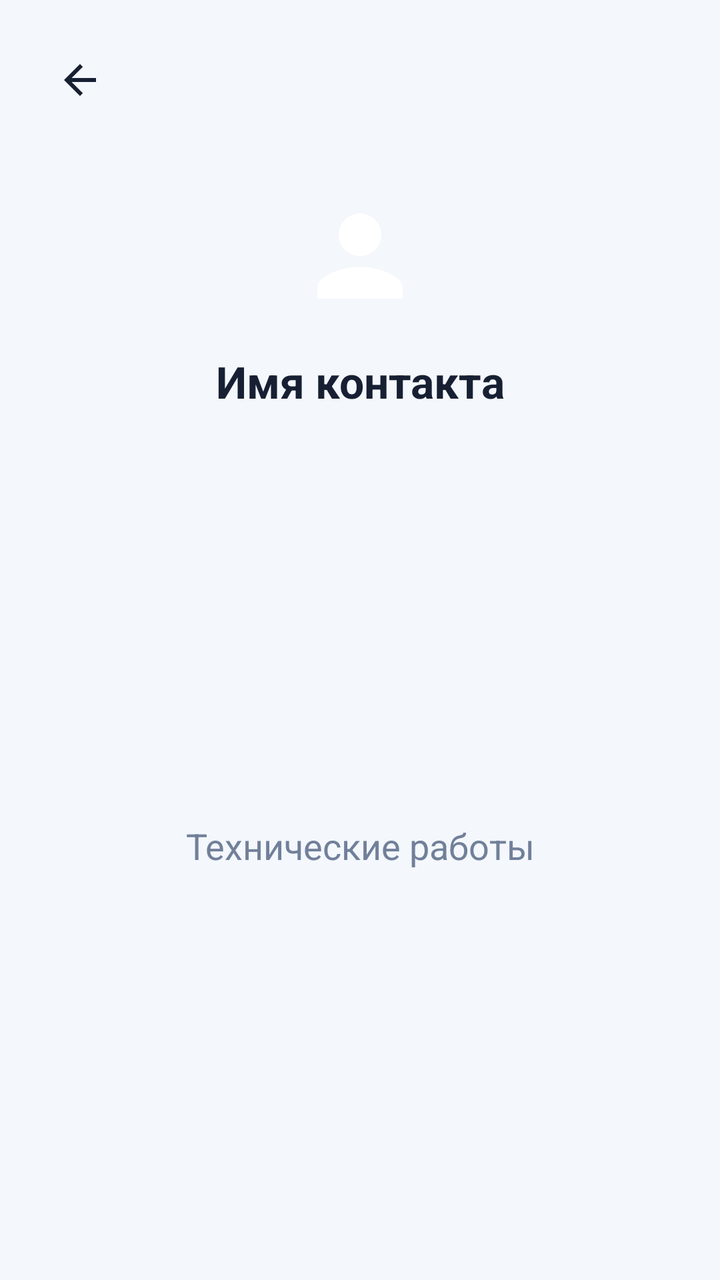
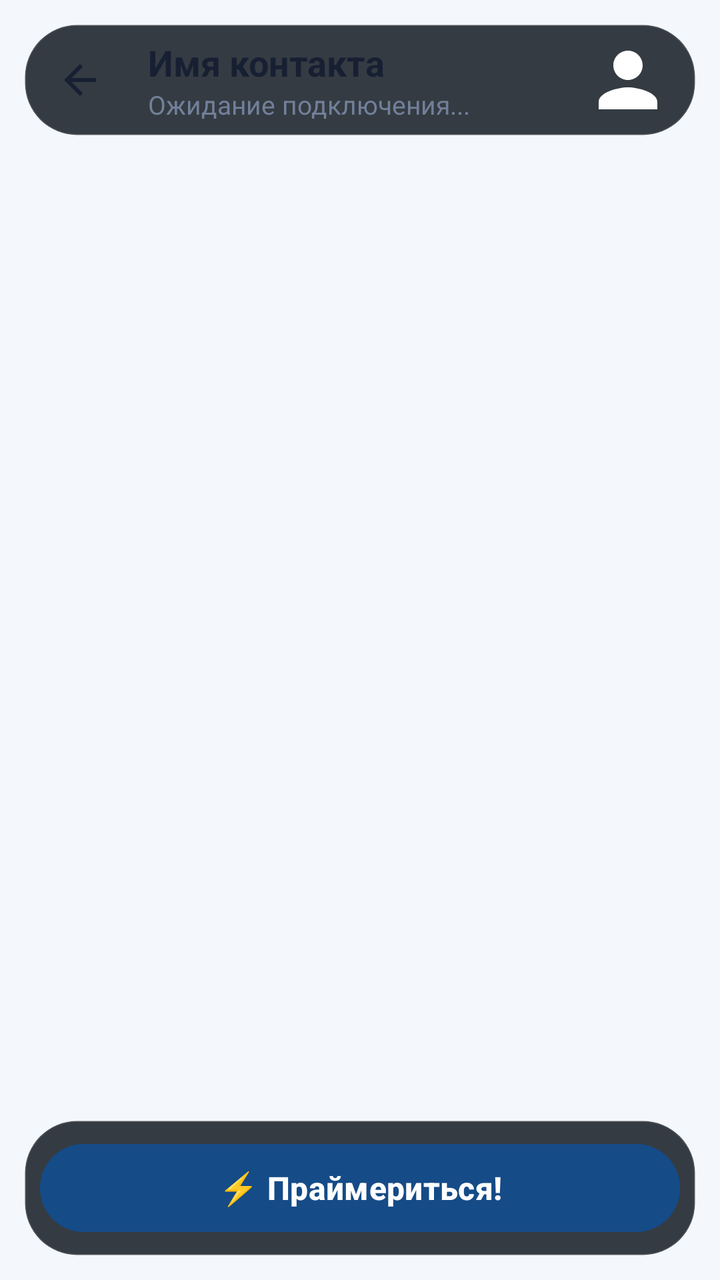

Screens rendered from an Android XML layout before and after an edit, with the pre-edit source and the edit as a unified diff.
<!-- AndroidManifest.xml: application theme Theme.Prime -->
<!-- res/layout/activity_chat_person_content.xml -->
<?xml version="1.0" encoding="utf-8"?>
<androidx.constraintlayout.widget.ConstraintLayout xmlns:android="http://schemas.android.com/apk/res/android"
    xmlns:app="http://schemas.android.com/apk/res-auto"
    android:layout_width="match_parent"
    android:layout_height="match_parent"
    android:background="@color/prime_base">

    
    <View
        android:id="@+id/statusBarBackground"
        android:layout_width="match_parent"
        android:layout_height="100dp"
        android:background="@color/prime_base"
        app:layout_constraintTop_toTopOf="parent" />

    <ImageButton
        android:id="@+id/btnBack"
        android:layout_width="48dp"
        android:layout_height="48dp"
        android:layout_marginStart="16dp"
        android:layout_marginTop="16dp"
        android:background="?attr/selectableItemBackgroundBorderless"
        android:src="@drawable/ic_arrow_back"
        app:layout_constraintStart_toStartOf="parent"
        app:layout_constraintTop_toTopOf="parent"
        app:tint="@color/prime_text_primary" />

    <com.google.android.material.imageview.ShapeableImageView
        android:id="@+id/ivChatAvatar"
        android:layout_width="64dp"
        android:layout_height="64dp"
        android:layout_marginTop="32dp"
        android:scaleType="centerCrop"
        android:src="@drawable/ic_person"
        app:layout_constraintEnd_toEndOf="parent"
        app:layout_constraintStart_toStartOf="parent"
        app:layout_constraintTop_toBottomOf="@id/btnBack"
        app:shapeAppearanceOverlay="@style/Rounded15PercentImageView" />

    <TextView
        android:id="@+id/tvChatName"
        android:layout_width="wrap_content"
        android:layout_height="wrap_content"
        android:layout_marginTop="16dp"
        android:text="Имя контакта"
        android:textColor="@color/prime_text_primary"
        android:textSize="22sp"
        android:textStyle="bold"
        app:layout_constraintEnd_toEndOf="parent"
        app:layout_constraintStart_toStartOf="parent"
        app:layout_constraintTop_toBottomOf="@id/ivChatAvatar" />

    <TextView
        android:layout_width="wrap_content"
        android:layout_height="wrap_content"
        android:text="Технические работы"
        android:textSize="18sp"
        android:textColor="@color/prime_text_secondary"
        app:layout_constraintBottom_toBottomOf="parent"
        app:layout_constraintEnd_toEndOf="parent"
        app:layout_constraintStart_toStartOf="parent"
        app:layout_constraintTop_toBottomOf="@id/tvChatName" />

</androidx.constraintlayout.widget.ConstraintLayout>
<!-- resources referenced by this layout -->
<resources>
  <color name="prime_base">#F4F7FB</color>
  <color name="prime_text_primary">#172033</color>
  <color name="prime_text_secondary">#71809A</color>
  <!-- drawable ic_arrow_back (drawable) -->
  <vector xmlns:android="http://schemas.android.com/apk/res/android" android:autoMirrored="true" android:height="24dp" android:tint="#FFFFFF" android:viewportHeight="24" android:viewportWidth="24" android:width="24dp">
        
      <path android:fillColor="@android:color/white" android:pathData="M20,11H7.83l5.59,-5.59L12,4l-8,8 8,8 1.41,-1.41L7.83,13H20v-2z"/>
      
  </vector>
  <!-- drawable ic_person (drawable) -->
  <vector xmlns:android="http://schemas.android.com/apk/res/android" android:height="24dp" android:tint="#FFFFFF" android:viewportHeight="24" android:viewportWidth="24" android:width="24dp">
        
      <path android:fillColor="@android:color/white" android:pathData="M12,12c2.21,0 4,-1.79 4,-4s-1.79,-4 -4,-4 -4,1.79 -4,4 1.79,4 4,4zM12,14c-2.67,0 -8,1.34 -8,4v2h16v-2c0,-2.66 -5.33,-4 -8,-4z"/>
      
  </vector>
  <style name="Rounded15PercentImageView">
          <item name="cornerFamily">rounded</item>
          <item name="cornerSize">24dp</item>
      </style>
  <style name="Theme.Prime" parent="Theme.Material3.DayNight.NoActionBar">
          <item name="colorPrimary">@color/prime_brand</item>
          <item name="colorAccent">@color/prime_brand</item>
          <item name="colorOnPrimary">@color/white</item>
          <item name="colorSecondary">@color/prime_brand</item>
          <item name="colorOnSecondary">@color/white</item>
          <item name="android:windowBackground">@color/prime_base</item>
          <item name="android:colorBackground">@color/prime_base</item>
          <item name="colorSurface">@color/prime_base</item>
          <item name="colorOnSurface">@color/prime_text_primary</item>
          <item name="colorSurfaceVariant">@color/prime_surface</item>
          <item name="colorOnSurfaceVariant">@color/prime_text_secondary</item>
          <item name="android:statusBarColor">@android:color/transparent</item>
          <item name="android:navigationBarColor">@android:color/transparent</item>
          <item name="android:windowLayoutInDisplayCutoutMode" tools:targetApi="p">shortEdges</item>
          <item name="android:windowLightStatusBar" tools:targetApi="m">true</item>
          <item name="android:windowLightNavigationBar" tools:targetApi="27">true</item>
  
          
          <item name="textAppearanceHeadlineLarge">@style/TextAppearance.Material3.HeadlineLarge</item>
          <item name="textAppearanceTitleMedium">@style/TextAppearance.Material3.TitleMedium</item>
          <item name="shapeAppearanceLargeComponent">@style/ShapeAppearance.Material3.LargeComponent</item>
      </style>
  <color name="prime_brand">#154B87</color>
  <color name="white">#FFFFFFFF</color>
  <color name="prime_surface">#FFFFFF</color>
</resources>

<!-- the commit's change to res/layout/activity_chat_person_content.xml (unified diff, before → after) -->
@@ -1,64 +1,212 @@
 <?xml version="1.0" encoding="utf-8"?>
 <androidx.constraintlayout.widget.ConstraintLayout xmlns:android="http://schemas.android.com/apk/res/android"
     xmlns:app="http://schemas.android.com/apk/res-auto"
+    android:id="@+id/chatRoot"
     android:layout_width="match_parent"
     android:layout_height="match_parent"
     android:background="@color/prime_base">
 
     
-    <View
-        android:id="@+id/statusBarBackground"
-        android:layout_width="match_parent"
-        android:layout_height="100dp"
-        android:background="@color/prime_base"
+    <androidx.recyclerview.widget.RecyclerView
+        android:id="@+id/rvMessages"
+        android:layout_width="0dp"
+        android:layout_height="0dp"
+        android:clipToPadding="false"
+        android:paddingStart="8dp"
+        android:paddingTop="88dp"
+        android:paddingEnd="8dp"
+        android:paddingBottom="88dp"
+        app:layoutManager="androidx.recyclerview.widget.LinearLayoutManager"
+        app:layout_constraintBottom_toBottomOf="parent"
+        app:layout_constraintEnd_toEndOf="parent"
+        app:layout_constraintStart_toStartOf="parent"
         app:layout_constraintTop_toTopOf="parent" />
 
-    <ImageButton
-        android:id="@+id/btnBack"
-        android:layout_width="48dp"
-        android:layout_height="48dp"
-        android:layout_marginStart="16dp"
-        android:layout_marginTop="16dp"
-        android:background="?attr/selectableItemBackgroundBorderless"
-        android:src="@drawable/ic_arrow_back"
+    
+    <LinearLayout
+        android:id="@+id/layoutHeader"
+        android:layout_width="0dp"
+        android:layout_height="wrap_content"
+        android:layout_marginStart="12dp"
+        android:layout_marginTop="12dp"
+        android:layout_marginEnd="12dp"
+        android:background="@drawable/bg_floating_island"
+        android:elevation="8dp"
+        android:orientation="vertical"
+        app:layout_constraintEnd_toEndOf="parent"
         app:layout_constraintStart_toStartOf="parent"
-        app:layout_constraintTop_toTopOf="parent"
-        app:tint="@color/prime_text_primary" />
-
-    <com.google.android.material.imageview.ShapeableImageView
-        android:id="@+id/ivChatAvatar"
-        android:layout_width="64dp"
-        android:layout_height="64dp"
-        android:layout_marginTop="32dp"
-        android:scaleType="centerCrop"
-        android:src="@drawable/ic_person"
-        app:layout_constraintEnd_toEndOf="parent"
-        app:layout_constraintStart_toStartOf="parent"
-        app:layout_constraintTop_toBottomOf="@id/btnBack"
-        app:shapeAppearanceOverlay="@style/Rounded15PercentImageView" />
-
+        app:layout_constraintTop_toTopOf="parent">
+
+        <androidx.constraintlayout.widget.ConstraintLayout
+            android:layout_width="match_parent"
+            android:layout_height="wrap_content"
+            android:paddingStart="6dp"
+            android:paddingTop="6dp"
+            android:paddingEnd="12dp"
+            android:paddingBottom="6dp">
+
+            <ImageButton
+                android:id="@+id/btnBack"
+                android:layout_width="44dp"
+                android:layout_height="44dp"
+                android:background="?attr/selectableItemBackgroundBorderless"
+                android:contentDescription="Назад"
+                android:src="@drawable/ic_arrow_back"
+                app:layout_constraintBottom_toBottomOf="parent"
+                app:layout_constraintStart_toStartOf="parent"
+                app:layout_constraintTop_toTopOf="parent"
+                app:tint="@color/prime_text_primary" />
+
+            <com.google.android.material.imageview.ShapeableImageView
+                android:id="@+id/ivChatAvatar"
+                android:layout_width="44dp"
+                android:layout_height="44dp"
+                android:scaleType="centerCrop"
+                android:src="@drawable/ic_person"
+                app:layout_constraintBottom_toBottomOf="parent"
+                app:layout_constraintEnd_toEndOf="parent"
+                app:layout_constraintTop_toTopOf="parent"
+                app:shapeAppearanceOverlay="@style/Rounded15PercentImageView" />
+
+            <TextView
+                android:id="@+id/tvChatName"
+                android:layout_width="0dp"
+                android:layout_height="wrap_content"
+                android:layout_marginStart="12dp"
+                android:layout_marginEnd="12dp"
+                android:ellipsize="end"
+                android:maxLines="1"
+                android:text="Имя контакта"
+                android:textColor="@color/prime_text_primary"
+                android:textSize="18sp"
+                android:textStyle="bold"
+                app:layout_constraintBottom_toTopOf="@id/tvChatStatus"
+                app:layout_constraintEnd_toStartOf="@id/ivChatAvatar"
+                app:layout_constraintStart_toEndOf="@id/btnBack"
+                app:layout_constraintTop_toTopOf="parent"
+                app:layout_constraintVertical_chainStyle="packed" />
+
+            <TextView
+                android:id="@+id/tvChatStatus"
+                android:layout_width="0dp"
+                android:layout_height="wrap_content"
+                android:layout_marginStart="12dp"
+                android:layout_marginEnd="12dp"
+                android:ellipsize="end"
+                android:maxLines="1"
+                android:text="Ожидание подключения..."
+                android:textColor="@color/prime_text_secondary"
+                android:textSize="13sp"
+                app:layout_constraintBottom_toBottomOf="parent"
+                app:layout_constraintEnd_toStartOf="@id/ivChatAvatar"
+                app:layout_constraintStart_toEndOf="@id/btnBack"
+                app:layout_constraintTop_toBottomOf="@id/tvChatName" />
+        </androidx.constraintlayout.widget.ConstraintLayout>
+    </LinearLayout>
+
+    
     <TextView
-        android:id="@+id/tvChatName"
+        android:id="@+id/tvFloatingDate"
         android:layout_width="wrap_content"
         android:layout_height="wrap_content"
-        android:layout_marginTop="16dp"
-        android:text="Имя контакта"
-        android:textColor="@color/prime_text_primary"
-        android:textSize="22sp"
+        android:layout_marginTop="88dp"
+        android:alpha="0"
+        android:background="@drawable/bg_date_bubble"
+        android:elevation="6dp"
+        android:paddingStart="14dp"
+        android:paddingTop="6dp"
+        android:paddingEnd="14dp"
+        android:paddingBottom="6dp"
+        android:textColor="#E0E0E0"
+        android:textSize="12sp"
         android:textStyle="bold"
         app:layout_constraintEnd_toEndOf="parent"
         app:layout_constraintStart_toStartOf="parent"
-        app:layout_constraintTop_toBottomOf="@id/ivChatAvatar" />
-
-    <TextView
-        android:layout_width="wrap_content"
+        app:layout_constraintTop_toTopOf="parent" />
+
+    
+    <FrameLayout
+        android:id="@+id/bottomContainer"
+        android:layout_width="0dp"
         android:layout_height="wrap_content"
-        android:text="Технические работы"
-        android:textSize="18sp"
-        android:textColor="@color/prime_text_secondary"
+        android:layout_marginStart="12dp"
+        android:layout_marginEnd="12dp"
+        android:layout_marginBottom="12dp"
+        android:elevation="8dp"
         app:layout_constraintBottom_toBottomOf="parent"
         app:layout_constraintEnd_toEndOf="parent"
-        app:layout_constraintStart_toStartOf="parent"
-        app:layout_constraintTop_toBottomOf="@id/tvChatName" />
+        app:layout_constraintStart_toStartOf="parent">
+
+        
+        <FrameLayout
+            android:id="@+id/layoutConnectAction"
+            android:layout_width="match_parent"
+            android:layout_height="wrap_content"
+            android:background="@drawable/bg_floating_island"
+            android:padding="8dp"
+            android:visibility="visible">
+
+            <com.google.android.material.button.MaterialButton
+                android:id="@+id/btnPrimeConnect"
+                android:layout_width="match_parent"
+                android:layout_height="52dp"
+                android:backgroundTint="@color/prime_brand"
+                android:text="⚡ Праймериться!"
+                android:textColor="@color/white"
+                android:textSize="16sp"
+                android:textStyle="bold"
+                app:cornerRadius="22dp" />
+        </FrameLayout>
+
+        
+        <LinearLayout
+            android:id="@+id/layoutInput"
+            android:layout_width="match_parent"
+            android:layout_height="wrap_content"
+            android:background="@drawable/bg_floating_island"
+            android:gravity="center_vertical"
+            android:orientation="horizontal"
+            android:paddingStart="6dp"
+            android:paddingTop="4dp"
+            android:paddingEnd="6dp"
+            android:paddingBottom="4dp"
+            android:visibility="gone">
+
+            <ImageButton
+                android:id="@+id/btnAttach"
+                android:layout_width="42dp"
+                android:layout_height="42dp"
+                android:background="?attr/selectableItemBackgroundBorderless"
+                android:contentDescription="Прикрепить"
+                android:src="@android:drawable/ic_menu_gallery"
+                app:tint="@color/prime_text_secondary" />
+
+            <EditText
+                android:id="@+id/etMessage"
+                android:layout_width="0dp"
+                android:layout_height="wrap_content"
+                android:layout_weight="1"
+                android:background="@null"
+                android:hint="Сообщение..."
+                android:inputType="textMultiLine|textCapSentences"
+                android:maxLines="4"
+                android:paddingStart="10dp"
+                android:paddingTop="10dp"
+                android:paddingEnd="10dp"
+                android:paddingBottom="10dp"
+                android:textColor="@color/prime_text_primary"
+                android:textColorHint="@color/prime_text_secondary"
+                android:textSize="15sp" />
+
+            <ImageButton
+                android:id="@+id/btnSend"
+                android:layout_width="42dp"
+                android:layout_height="42dp"
+                android:background="?attr/selectableItemBackgroundBorderless"
+                android:contentDescription="Отправить"
+                android:src="@android:drawable/ic_menu_send"
+                app:tint="@color/prime_text_primary" />
+        </LinearLayout>
+    </FrameLayout>
 
 </androidx.constraintlayout.widget.ConstraintLayout>
<!-- resource entries referenced after the edit -->
@@ -44,6 +44,21 @@
       </style>
   <color name="prime_brand">#154B87</color>
   <color name="white">#FFFFFFFF</color>
+  <!-- drawable bg_date_bubble (drawable) -->
+  <?xml version="1.0" encoding="utf-8"?>
+  <shape xmlns:android="http://schemas.android.com/apk/res/android">
+      <solid android:color="#40181C24" />
+      <corners android:radius="12dp" />
+  </shape>
+  <!-- drawable bg_floating_island (drawable) -->
+  <?xml version="1.0" encoding="utf-8"?>
+  <shape xmlns:android="http://schemas.android.com/apk/res/android">
+      <solid android:color="#D9151A23" /> 
+      <corners android:radius="26dp" />   
+      <stroke
+          android:width="1dp"
+          android:color="#26FFFFFF" />     
+  </shape>
   <color name="prime_surface">#FFFFFF</color>
 </resources>
 
